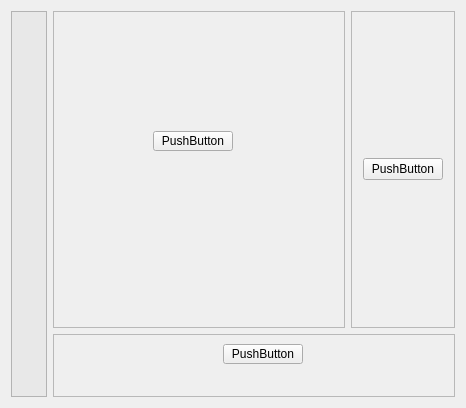
Qt form mainwidget.ui (chenwuwen/ImageLabelSpirit) before a commit.
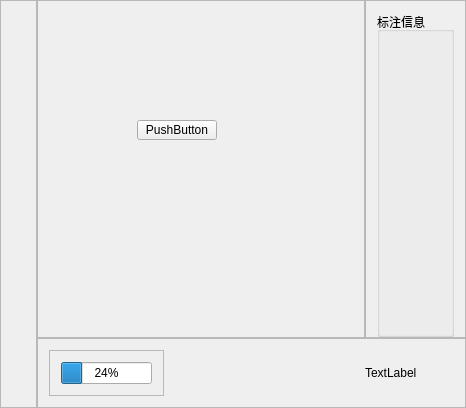
The same form after that commit. Icons and pictures are not drawn.

Patch:
```diff
--- a/mainwidget.ui
+++ b/mainwidget.ui
@@ -19,28 +19,42 @@
   <property name="windowTitle">
    <string>mainwidget</string>
   </property>
-  <layout class="QGridLayout" name="gridLayout" rowstretch="5,1" columnstretch="1,8,2">
-   <item row="1" column="1" colspan="2">
-    <widget class="QFrame" name="file_frame">
+  <layout class="QGridLayout" name="gridLayout" rowstretch="5,1,0" columnstretch="2,18,3">
+   <property name="leftMargin">
+    <number>0</number>
+   </property>
+   <property name="topMargin">
+    <number>0</number>
+   </property>
+   <property name="rightMargin">
+    <number>0</number>
+   </property>
+   <property name="bottomMargin">
+    <number>0</number>
+   </property>
+   <property name="spacing">
+    <number>0</number>
+   </property>
+   <item row="0" column="2">
+    <widget class="QFrame" name="annotation_frame">
      <property name="frameShape">
       <enum>QFrame::StyledPanel</enum>
      </property>
      <property name="frameShadow">
       <enum>QFrame::Raised</enum>
      </property>
-     <widget class="QPushButton" name="pushButton_2">
-      <property name="geometry">
-       <rect>
-        <x>170</x>
-        <y>10</y>
-        <width>80</width>
-        <height>20</height>
-       </rect>
+     <layout class="QVBoxLayout" name="verticalLayout_2">
+      <property name="bottomMargin">
+       <number>0</number>
       </property>
-      <property name="text">
-       <string>PushButton</string>
-      </property>
-     </widget>
+      <item>
+       <widget class="QGroupBox" name="annotation_box">
+        <property name="title">
+         <string>标注信息</string>
+        </property>
+       </widget>
+      </item>
+     </layout>
     </widget>
    </item>
    <item row="0" column="1">
@@ -66,30 +80,10 @@
      </widget>
     </widget>
    </item>
-   <item row="0" column="2">
-    <widget class="QFrame" name="annotation_frame">
-     <property name="frameShape">
-      <enum>QFrame::StyledPanel</enum>
-     </property>
-     <property name="frameShadow">
-      <enum>QFrame::Raised</enum>
-     </property>
-     <layout class="QVBoxLayout" name="verticalLayout_2">
-      <item>
-       <widget class="QPushButton" name="pushButton_3">
-        <property name="text">
-         <string>PushButton</string>
-        </property>
-       </widget>
-      </item>
-     </layout>
-    </widget>
-   </item>
-   <item row="0" column="0" rowspan="2">
+   <item row="0" column="0" rowspan="3">
     <widget class="QFrame" name="menu_frame">
      <property name="styleSheet">
-      <string notr="true">background-color: rgb(232, 232, 232);
-gridline-color: qradialgradient(spread:pad, cx:0.5, cy:0.5, radius:0.5, fx:0.5, fy:0.5, stop:0 rgba(0, 0, 0, 255), stop:0.19397 rgba(0, 0, 0, 255), stop:0.202312 rgba(122, 97, 0, 255), stop:0.495514 rgba(76, 58, 0, 255), stop:0.504819 rgba(255, 255, 255, 255), stop:0.79 rgba(255, 255, 255, 255), stop:1 rgba(255, 158, 158, 255));</string>
+      <string notr="true"/>
      </property>
      <property name="frameShape">
       <enum>QFrame::StyledPanel</enum>
@@ -97,7 +91,100 @@
      <property name="frameShadow">
       <enum>QFrame::Raised</enum>
      </property>
-     <layout class="QVBoxLayout" name="verticalLayout"/>
+     <layout class="QVBoxLayout" name="verticalLayout">
+      <property name="leftMargin">
+       <number>0</number>
+      </property>
+      <property name="topMargin">
+       <number>0</number>
+      </property>
+      <property name="rightMargin">
+       <number>1</number>
+      </property>
+      <property name="bottomMargin">
+       <number>0</number>
+      </property>
+     </layout>
+    </widget>
+   </item>
+   <item row="1" column="1" colspan="2">
+    <widget class="QFrame" name="file_frame">
+     <property name="styleSheet">
+      <string notr="true"/>
+     </property>
+     <property name="frameShape">
+      <enum>QFrame::StyledPanel</enum>
+     </property>
+     <property name="frameShadow">
+      <enum>QFrame::Raised</enum>
+     </property>
+     <layout class="QHBoxLayout" name="horizontalLayout_2" stretch="5,20,3">
+      <item>
+       <widget class="QFrame" name="frame">
+        <property name="frameShape">
+         <enum>QFrame::StyledPanel</enum>
+        </property>
+        <property name="frameShadow">
+         <enum>QFrame::Raised</enum>
+        </property>
+        <layout class="QVBoxLayout" name="verticalLayout_3">
+         <item>
+          <widget class="QProgressBar" name="progressBar">
+           <property name="value">
+            <number>24</number>
+           </property>
+          </widget>
+         </item>
+        </layout>
+       </widget>
+      </item>
+      <item>
+       <widget class="QWidget" name="widget_2" native="true"/>
+      </item>
+      <item>
+       <widget class="QWidget" name="widget" native="true">
+        <layout class="QHBoxLayout" name="horizontalLayout">
+         <item>
+          <widget class="QLabel" name="enlarge">
+           <property name="text">
+            <string/>
+           </property>
+           <property name="pixmap">
+            <pixmap resource="res.qrc">:/res/icons/enlarge.png</pixmap>
+           </property>
+          </widget>
+         </item>
+         <item>
+          <widget class="QLabel" name="scale">
+           <property name="text">
+            <string>TextLabel</string>
+           </property>
+          </widget>
+         </item>
+         <item>
+          <widget class="QLabel" name="narrow">
+           <property name="text">
+            <string/>
+           </property>
+           <property name="pixmap">
+            <pixmap resource="res.qrc">:/res/icons/narrow.png</pixmap>
+           </property>
+          </widget>
+         </item>
+         <item>
+          <widget class="QLabel" name="full_screen">
+           <property name="text">
+            <string/>
+           </property>
+           <property name="pixmap">
+            <pixmap resource="res.qrc">:/res/icons/full_screen.png</pixmap>
+           </property>
+          </widget>
+         </item>
+        </layout>
+       </widget>
+      </item>
+     </layout>
     </widget>
    </item>
   </layout>
```
Left out of the diff: 6 changed lines with no effect on the pictures.
